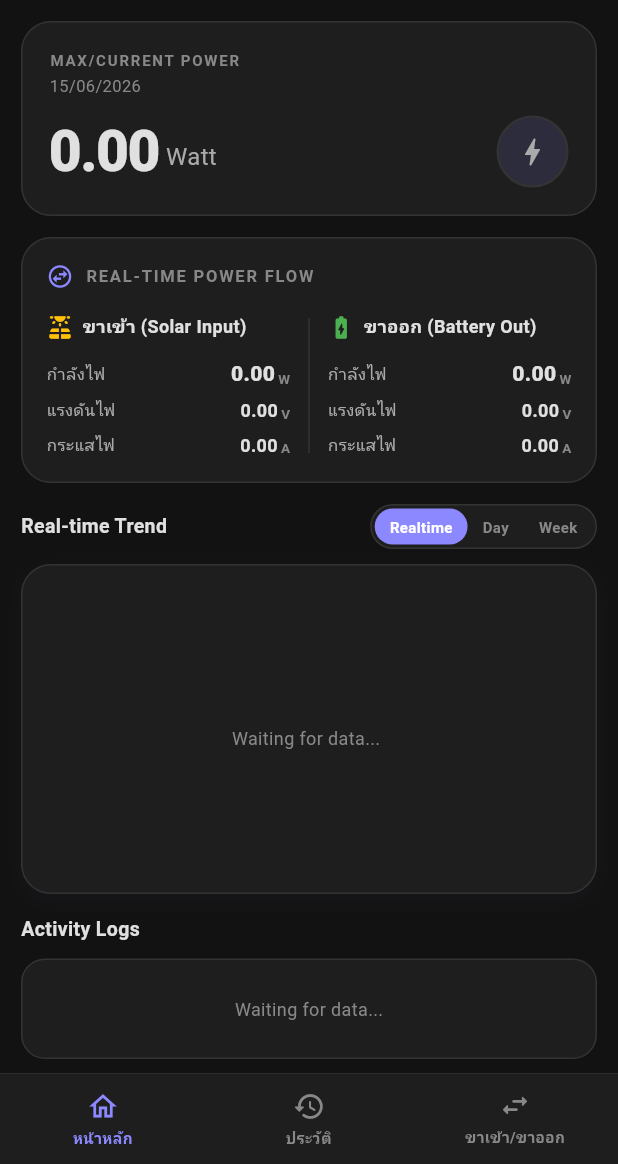
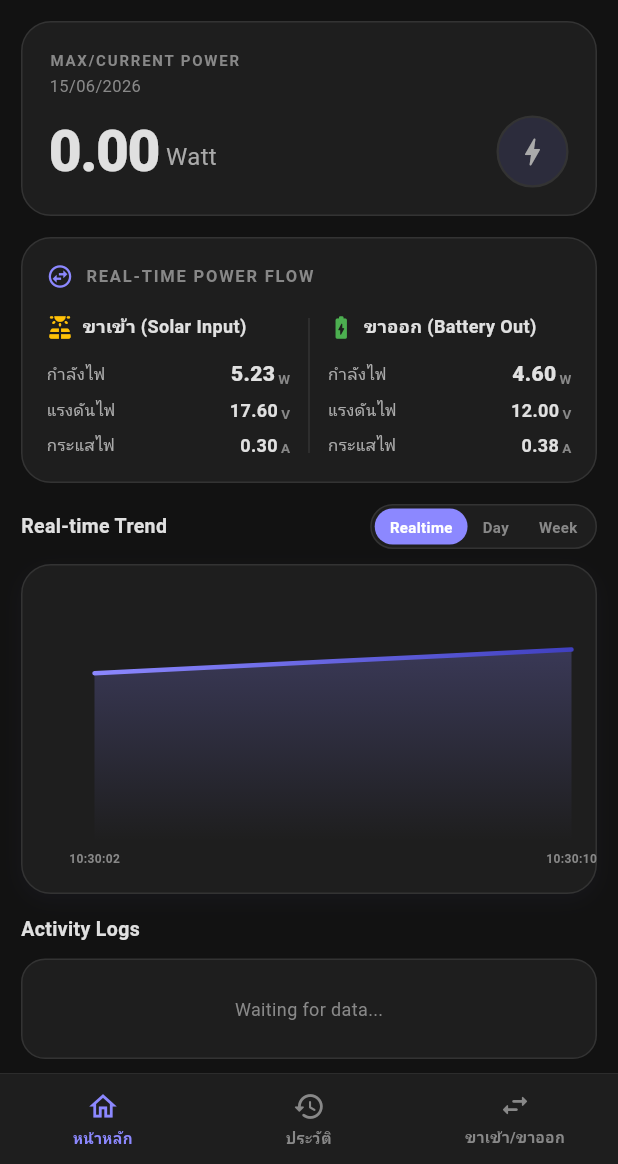
Before and after one commit to Narathon082/projectGA, a Flutter app: the screen it shows after launch, after a tap on the "dark mode" icon, on a phone screen of 412 x 824 dp, the part 72-1236 px from its top. Run offline on Flutter 3.47's test engine with Material 3 defaults, Android fonts, the light colour scheme and no system bars; drawn by our look-alikes of fl_chart; our stand-ins replace firebase_core, firebase_database; accounts and stored records are empty.

```diff
--- a/flutter_app_ga/lib/graph_page.dart
+++ b/flutter_app_ga/lib/graph_page.dart
@@ -26,7 +26,7 @@ class _WattDashboardPageState extends State<WattDashboardPage> {
   final DatabaseReference _historyRef = FirebaseDatabase.instance.ref('history');
 
   // Real-time Database references and local state
-  StreamSubscription? _realtimeSub;
+  Timer? _simulationTimer;
 
   double vin = 0.0;
   double iin = 0.0;
@@ -71,7 +71,7 @@ class _WattDashboardPageState extends State<WattDashboardPage> {
 
   @override
   void dispose() {
-    _realtimeSub?.cancel();
+    _simulationTimer?.cancel();
     super.dispose();
   }
 
@@ -90,21 +90,33 @@ class _WattDashboardPageState extends State<WattDashboardPage> {
   }
 
   void _setupRealtimeData() {
-    // Subscribe to Firebase Realtime Database at 'realtime' node
-    final DatabaseReference realtimeRef = FirebaseDatabase.instance.ref('realtime');
-    _realtimeSub = realtimeRef.onValue.listen((event) {
-      final data = event.snapshot.value;
-      if (data != null && data is Map) {
-        setState(() {
-          vin = double.tryParse(data['vin'].toString()) ?? 0.0;
-          iin = double.tryParse(data['iin'].toString()) ?? 0.0;
-          pin = double.tryParse(data['pin'].toString()) ?? 0.0;
-          vout = double.tryParse(data['vout'].toString()) ?? 0.0;
-          iout = double.tryParse(data['iout'].toString()) ?? 0.0;
-          pout = double.tryParse(data['pout'].toString()) ?? 0.0;
-          _addRealtimePoint(pout);
-        });
-      }
+    // Start simulation timer to simulate real-time input/output parameters
+    _simulationTimer = Timer.periodic(const Duration(seconds: 2), (timer) {
+      setState(() {
+        // Fallback to the latest historical watt if available, else 8.5W
+        double basePout = _latestHistoryWatt ?? 8.5;
+        if (basePout <= 0.1) basePout = 8.5;
+
+        final double randomSec = DateTime.now().second.toDouble();
+        final double wave = 0.5 * (1 + (randomSec / 60.0)); // subtle wave modifier
+
+        final double randV = (DateTime.now().millisecond % 80 - 40) / 100.0; // -0.4V to +0.4V
+        final double randI = (DateTime.now().millisecond % 60 - 30) / 1000.0; // -0.03A to +0.03A
+
+        // Output parameters (Battery charging side)
+        vout = 12.4 + randV;
+        iout = (basePout / vout) * wave + randI;
+        if (iout < 0) iout = 0;
+        pout = vout * iout;
+
+        // Input parameters (Solar panel side) - higher voltage and input watt (considering efficiency)
+        vin = 18.2 + randV * 1.5;
+        double efficiency = 0.88 + (DateTime.now().millisecond % 5) / 100.0; // 88% - 92% efficiency
+        pin = pout / efficiency;
+        iin = pin / vin;
+
+        _addRealtimePoint(pout);
+      });
     });
   }
 
```
